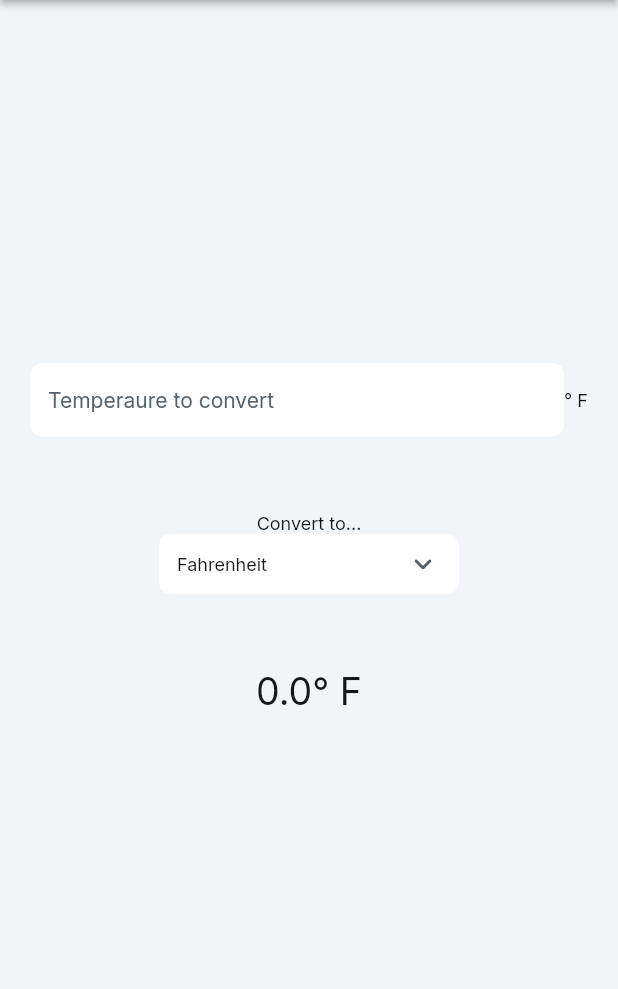
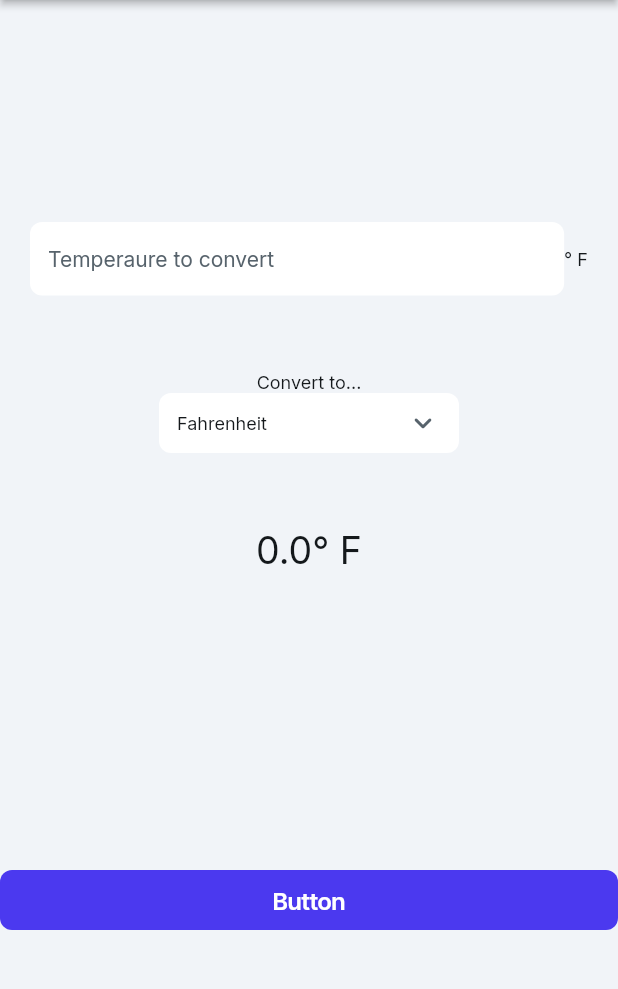
Before and after one commit to MrMazzone/TodoApp-FlutterFlow, a Flutter app: the screen it shows after launch, on a phone screen of 412 x 824 dp, the part 84-1073 px from its top. Run offline on Flutter 3.47's test engine with Material 3 defaults, Android fonts, the phone set to English and light mode, and no system bars; drawn by our look-alikes of auto_size_text, dropdown_button2; our stand-ins replace font_awesome_flutter, from_css_color, go_router, google_fonts, page_transition, shared_preferences and 1 more; missing offline and left inert: json_path.

Commit message:
Added button that does nothing

```diff
--- a/lib/home_page/home_page_widget.dart
+++ b/lib/home_page/home_page_widget.dart
@@ -1,6 +1,7 @@
 import '/flutter_flow/flutter_flow_drop_down.dart';
 import '/flutter_flow/flutter_flow_theme.dart';
 import '/flutter_flow/flutter_flow_util.dart';
+import '/flutter_flow/flutter_flow_widgets.dart';
 import '/flutter_flow/form_field_controller.dart';
 import '/flutter_flow/custom_functions.dart' as functions;
 import 'package:flutter/material.dart';
@@ -230,6 +231,26 @@ class _HomePageWidgetState extends State<HomePageWidget> {
                   ],
                 ),
               ),
+              FFButtonWidget(
+                onPressed: () {
+                  print('Button pressed ...');
+                },
+                text: 'Button',
+                options: FFButtonOptions(
+                  height: 40.0,
+                  padding: const EdgeInsetsDirectional.fromSTEB(16.0, 0.0, 16.0, 0.0),
+                  iconPadding:
+                      const EdgeInsetsDirectional.fromSTEB(0.0, 0.0, 0.0, 0.0),
+                  color: FlutterFlowTheme.of(context).primary,
+                  textStyle: FlutterFlowTheme.of(context).titleSmall.override(
+                        fontFamily: 'Inter Tight',
+                        color: Colors.white,
+                        letterSpacing: 0.0,
+                      ),
+                  elevation: 0.0,
+                  borderRadius: BorderRadius.circular(8.0),
+                ),
+              ),
             ],
           ),
         ),
```
